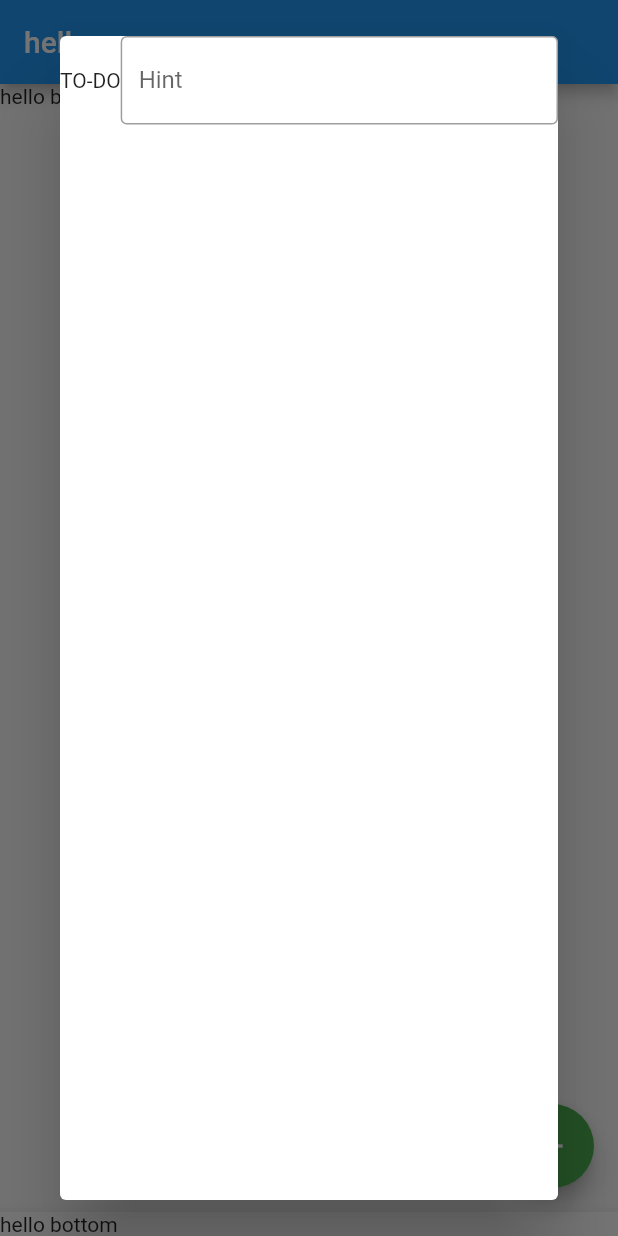
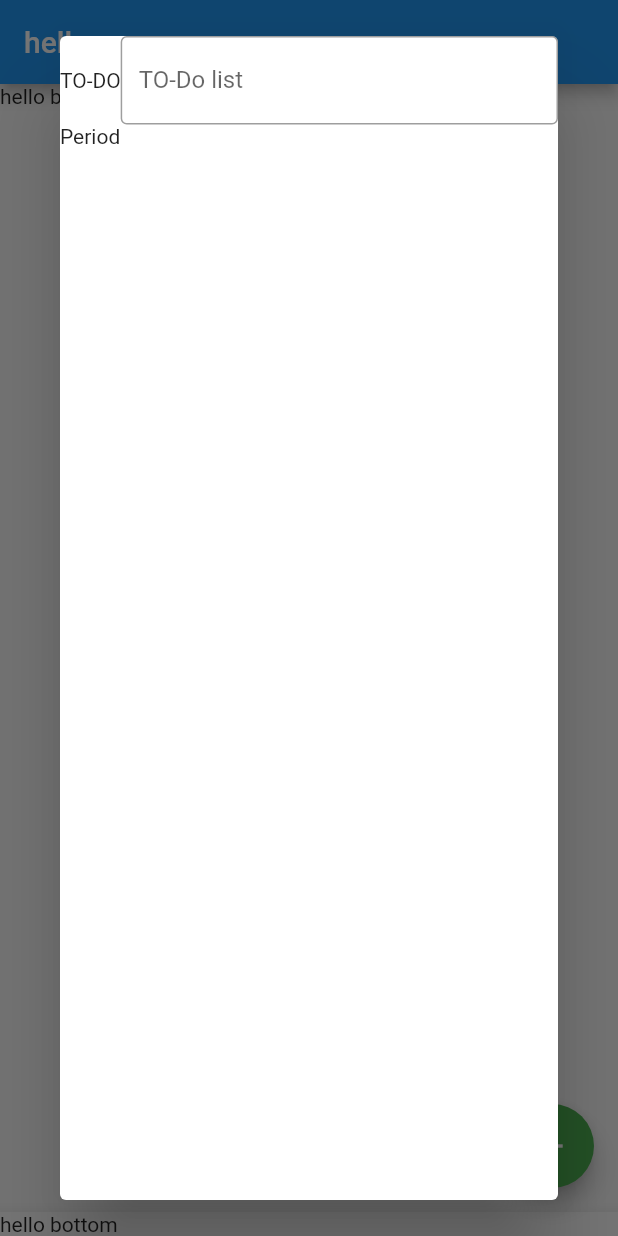
Before and after one commit to Judvika/randomnoti, a Flutter app: the screen it shows after launch, after a tap on the "add" icon, on a phone screen of 412 x 824 dp. Run offline on Flutter 3.47's test engine with Material 2 defaults, Android fonts, the phone set to English and light mode, and no system bars; our stand-ins replace flutter_local_notifications.

Commit message:
1. dialog 구성중

```diff
--- a/lib/main.dart
+++ b/lib/main.dart
@@ -47,9 +47,14 @@ class addItemDialog extends StatelessWidget {
                 Expanded(child: TextField(
                     decoration: InputDecoration(
                       border: OutlineInputBorder(),
-                      labelText: 'Hint',
+                      labelText: 'TO-Do list',
                     )
                 ))
+              ],
+            ),
+            Row(
+              children: [
+                Text("Period"),
 
               ],
             )
```
